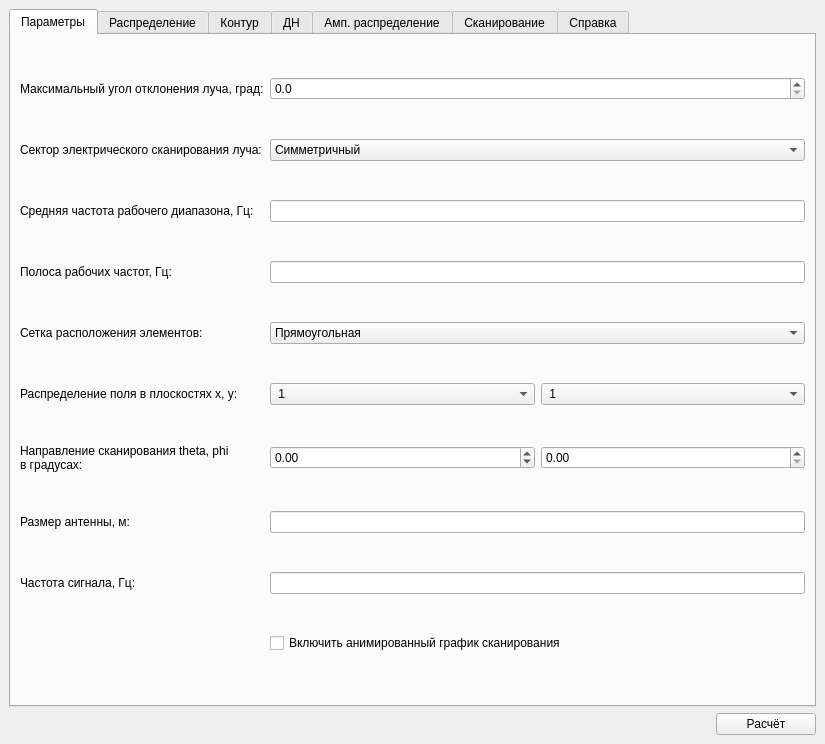
Above: app/ui_files/main_window.ui from qwertyadrian/PhasedArrayToolbox before the change. Below: the same form after it.
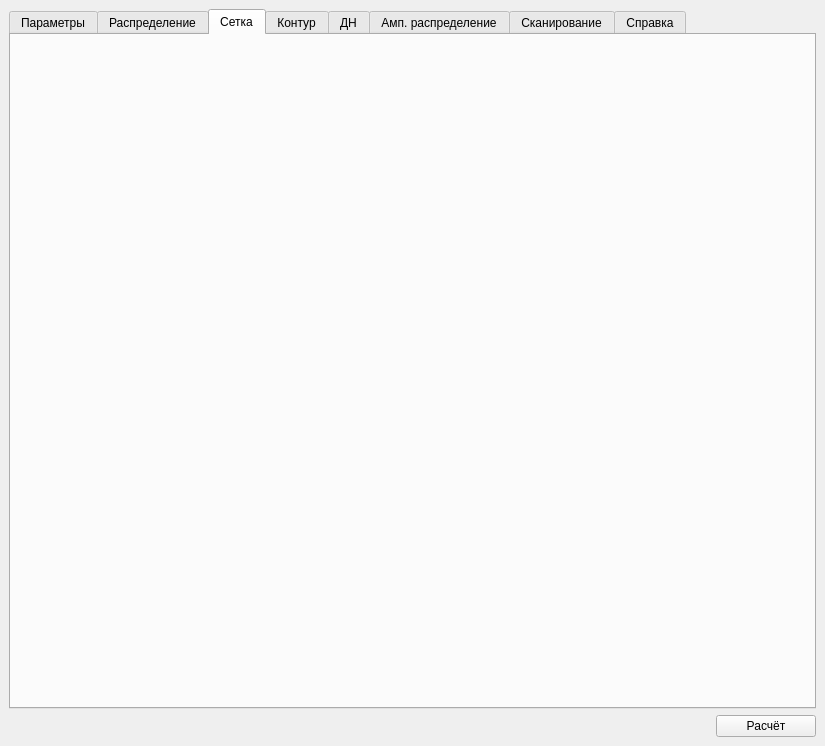
That is the form after the change. The open tabs and pages were chosen to show the change. Icons and pictures are not drawn.

```diff
--- a/app/ui_files/main_window.ui
+++ b/app/ui_files/main_window.ui
@@ -10,7 +10,7 @@
     <x>0</x>
     <y>0</y>
     <width>825</width>
-    <height>744</height>
+    <height>746</height>
    </rect>
   </property>
   <property name="windowTitle">
@@ -282,6 +282,16 @@
         </item>
        </layout>
       </widget>
+      <widget class="QWidget" name="tab_2">
+       <attribute name="title">
+        <string>Сетка</string>
+       </attribute>
+       <layout class="QVBoxLayout" name="verticalLayout_6">
+        <item>
+         <layout class="QVBoxLayout" name="vl_3"/>
+        </item>
+       </layout>
+      </widget>
       <widget class="QWidget" name="contour">
        <attribute name="title">
         <string>Контур</string>
```
Left out of the diff: 3 changed lines with no effect on the pictures.
